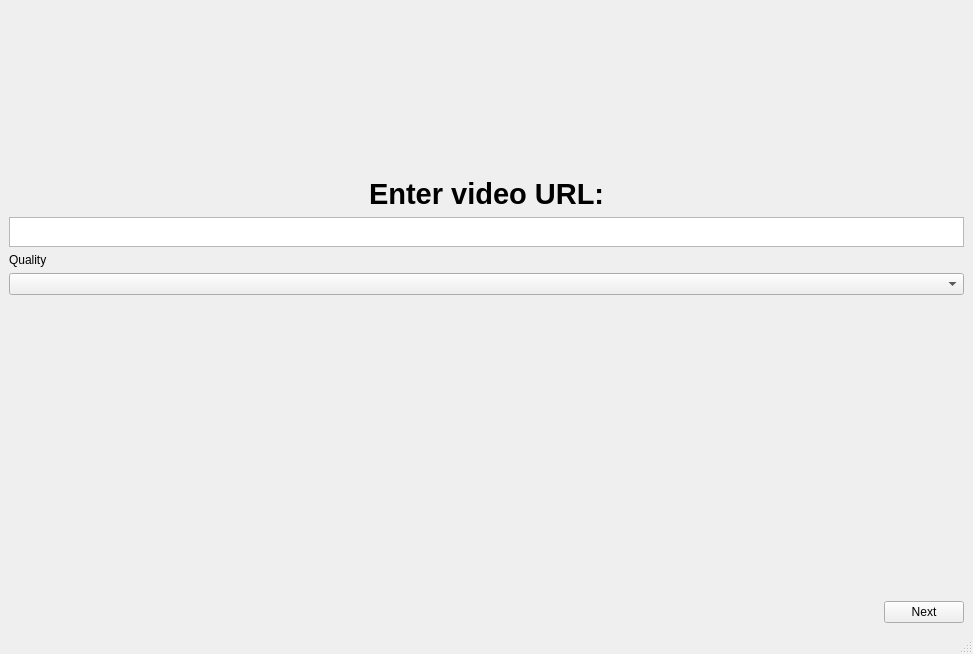
Before: the Qt Designer form src/getLinkVideo/get_vid_from_link.ui in TNTwise/REAL-Video-Enhancer, drawn with Qt 5.
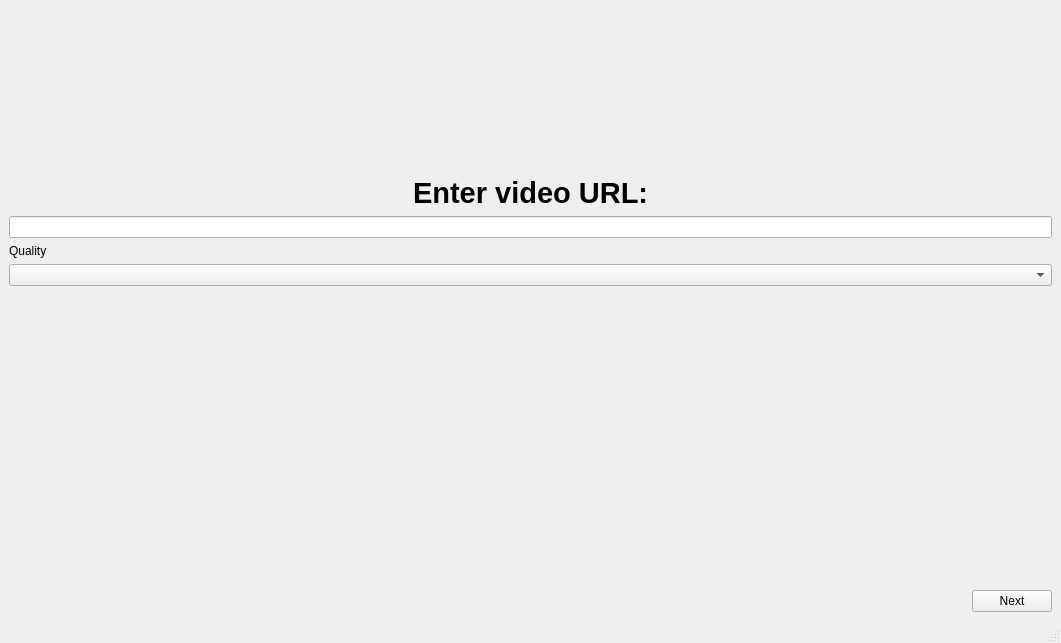
After: the same form once the commit is applied.

Commit message: make link entering one line, fix reset settings crash, speed up optimized preset

What changed in the file:
```diff
--- a/src/getLinkVideo/get_vid_from_link.ui
+++ b/src/getLinkVideo/get_vid_from_link.ui
@@ -6,8 +6,8 @@
    <rect>
     <x>0</x>
     <y>0</y>
-    <width>973</width>
-    <height>654</height>
+    <width>1061</width>
+    <height>643</height>
    </rect>
   </property>
   <property name="windowTitle">
@@ -81,14 +81,7 @@
        </layout>
       </item>
       <item>
-       <widget class="QPlainTextEdit" name="plainTextEdit">
-        <property name="maximumSize">
-         <size>
-          <width>16777215</width>
-          <height>30</height>
-         </size>
-        </property>
-       </widget>
+       <widget class="QLineEdit" name="plainTextEdit"/>
       </item>
       <item>
        <widget class="QLabel" name="qualityLabel">
```
The commit also changes 15 other files.
